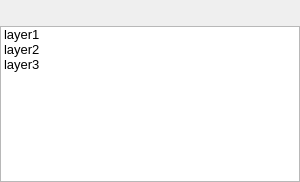
The window that jakarto_layers_qgis/ui/main_panel.ui (jakarto3d/jakarto-layers-qgis-plugin) describes before a commit, drawn with Qt 5.
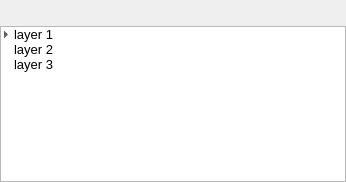
The same window after the commit. Icons and pictures are not drawn.

Commit message: switch to a treeview for layers

```diff
--- a/jakarto_layers_qgis/ui/main_panel.ui
+++ b/jakarto_layers_qgis/ui/main_panel.ui
@@ -6,7 +6,7 @@
    <rect>
     <x>0</x>
     <y>0</y>
-    <width>300</width>
+    <width>346</width>
     <height>182</height>
    </rect>
   </property>
@@ -146,25 +146,81 @@
      </layout>
     </item>
     <item>
-     <widget class="QListWidget" name="layerList">
+     <widget class="QTreeWidget" name="layerTree">
       <property name="font">
        <font>
         <pointsize>10</pointsize>
        </font>
       </property>
+      <property name="indentation">
+       <number>10</number>
+      </property>
+      <attribute name="headerVisible">
+       <bool>false</bool>
+      </attribute>
+      <attribute name="headerCascadingSectionResizes">
+       <bool>false</bool>
+      </attribute>
+      <attribute name="headerStretchLastSection">
+       <bool>true</bool>
+      </attribute>
+      <column>
+       <property name="text">
+        <string>name</string>
+       </property>
+      </column>
+      <column>
+       <property name="text">
+        <string>type</string>
+       </property>
+      </column>
+      <column>
+       <property name="text">
+        <string>srid</string>
+       </property>
+      </column>
       <item>
        <property name="text">
-        <string>layer1</string>
+        <string>layer 1</string>
        </property>
+       <property name="text">
+        <string/>
+       </property>
+       <property name="text">
+        <string/>
+       </property>
+       <item>
+        <property name="text">
+         <string>sub layer 1</string>
+        </property>
+        <property name="text">
+         <string/>
+        </property>
+        <property name="text">
+         <string/>
+        </property>
+       </item>
       </item>
       <item>
        <property name="text">
-        <string>layer2</string>
+        <string>layer 2</string>
        </property>
+       <property name="text">
+        <string/>
+       </property>
+       <property name="text">
+        <string/>
+       </property>
       </item>
       <item>
        <property name="text">
-        <string>layer3</string>
+        <string>layer 3</string>
+       </property>
+       <property name="text">
+        <string/>
+       </property>
+       <property name="text">
+        <string/>
        </property>
       </item>
      </widget>
```
The commit also changes 3 other files.
